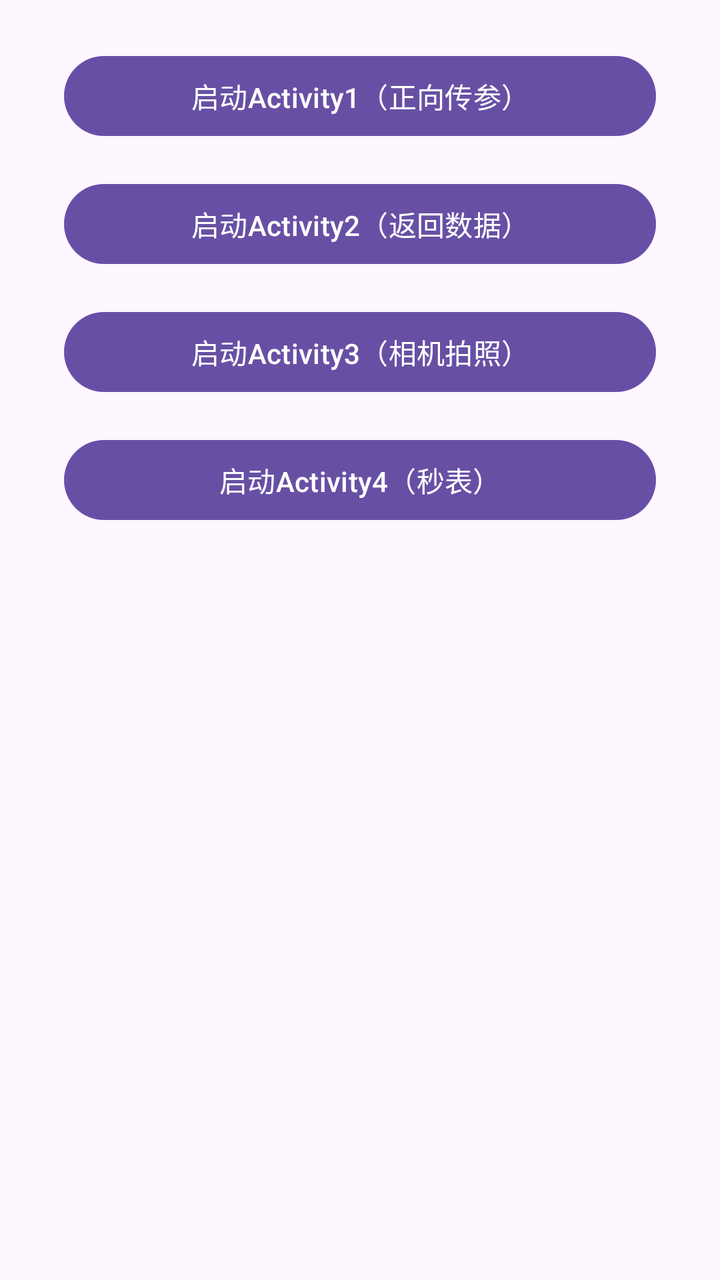
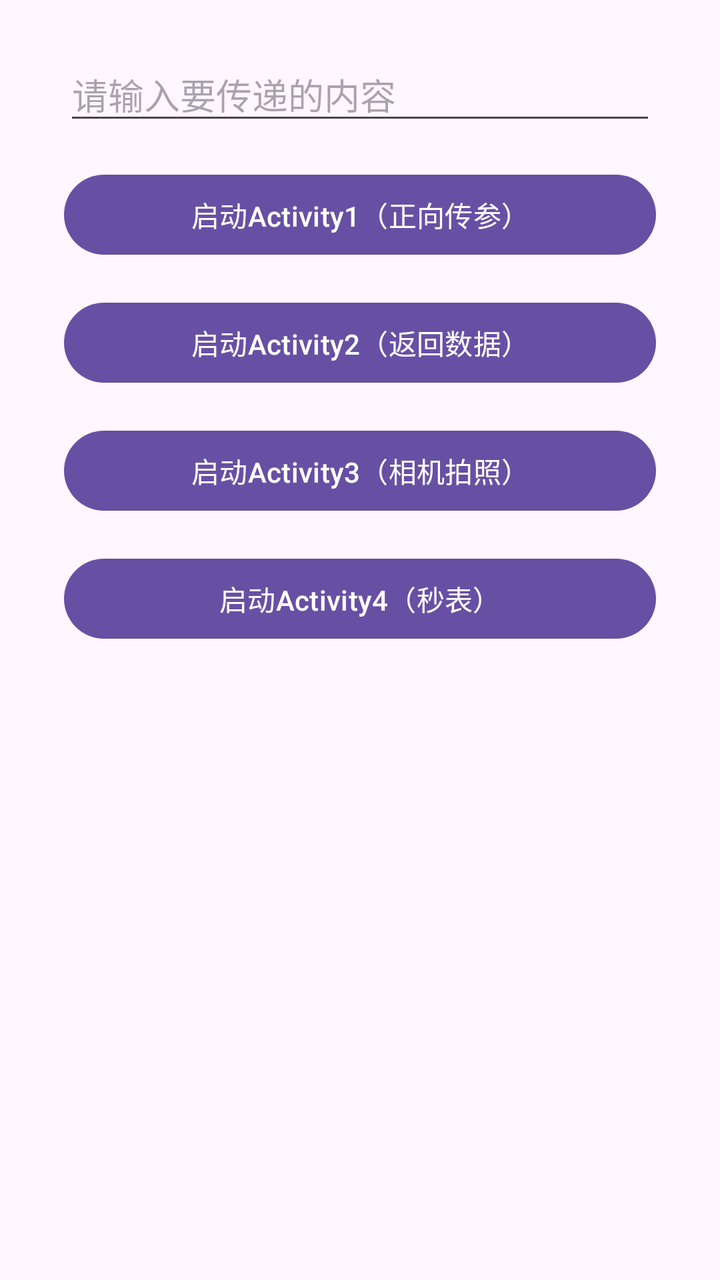

Screens rendered from an Android XML layout before and after an edit, with the pre-edit source and the edit as a unified diff.
<!-- AndroidManifest.xml: application theme Theme.Activity -->
<!-- res/layout/activity_main.xml -->
<?xml version="1.0" encoding="utf-8"?>
<androidx.constraintlayout.widget.ConstraintLayout xmlns:android="http://schemas.android.com/apk/res/android"
    xmlns:app="http://schemas.android.com/apk/res-auto"
    xmlns:tools="http://schemas.android.com/tools"
    android:id="@+id/main"
    android:layout_width="match_parent"
    android:layout_height="match_parent"
    tools:context=".MainActivity">

    <Button
        android:id="@+id/btn_activity1"
        android:layout_width="0dp"
        android:layout_height="wrap_content"
        android:layout_marginHorizontal="32dp"
        android:layout_marginTop="24dp"
        android:text="@string/btn_activity1"
        app:layout_constraintEnd_toEndOf="parent"
        app:layout_constraintStart_toStartOf="parent"
        app:layout_constraintTop_toTopOf="parent" />

    <Button
        android:id="@+id/btn_activity2"
        android:layout_width="0dp"
        android:layout_height="wrap_content"
        android:layout_marginHorizontal="32dp"
        android:layout_marginTop="16dp"
        android:text="@string/btn_activity2"
        app:layout_constraintEnd_toEndOf="parent"
        app:layout_constraintStart_toStartOf="parent"
        app:layout_constraintTop_toBottomOf="@id/btn_activity1" />

    <Button
        android:id="@+id/btn_activity3"
        android:layout_width="0dp"
        android:layout_height="wrap_content"
        android:layout_marginHorizontal="32dp"
        android:layout_marginTop="16dp"
        android:text="@string/btn_activity3"
        app:layout_constraintEnd_toEndOf="parent"
        app:layout_constraintStart_toStartOf="parent"
        app:layout_constraintTop_toBottomOf="@id/btn_activity2" />

    <Button
        android:id="@+id/btn_activity4"
        android:layout_width="0dp"
        android:layout_height="wrap_content"
        android:layout_marginHorizontal="32dp"
        android:layout_marginTop="16dp"
        android:text="@string/btn_activity4"
        app:layout_constraintEnd_toEndOf="parent"
        app:layout_constraintStart_toStartOf="parent"
        app:layout_constraintTop_toBottomOf="@id/btn_activity3" />

    <TextView
        android:id="@+id/tv_return_result"
        android:layout_width="0dp"
        android:layout_height="wrap_content"
        android:layout_marginHorizontal="32dp"
        android:layout_marginTop="32dp"
        android:gravity="center"
        android:textSize="16sp"
        app:layout_constraintEnd_toEndOf="parent"
        app:layout_constraintStart_toStartOf="parent"
        app:layout_constraintTop_toBottomOf="@id/btn_activity4" />

</androidx.constraintlayout.widget.ConstraintLayout>
<!-- resources referenced by this layout -->
<resources>
  <string name="btn_activity1">启动Activity1（正向传参）</string>
  <string name="btn_activity2">启动Activity2（返回数据）</string>
  <string name="btn_activity3">启动Activity3（相机拍照）</string>
  <string name="btn_activity4">启动Activity4（秒表）</string>
  <style name="Theme.Activity" parent="Base.Theme.Activity" />
  <style name="Base.Theme.Activity" parent="Theme.Material3.DayNight.NoActionBar">
          
          
      </style>
</resources>

<!-- the commit's change to res/layout/activity_main.xml (unified diff, before → after) -->
@@ -7,16 +7,29 @@
     android:layout_height="match_parent"
     tools:context=".MainActivity">
 
+    <EditText
+        android:id="@+id/et_input"
+        android:layout_width="0dp"
+        android:layout_height="wrap_content"
+        android:layout_marginHorizontal="32dp"
+        android:layout_marginTop="24dp"
+        android:hint="@string/pass_value_hint"
+        android:inputType="text"
+        android:importantForAutofill="no"
+        app:layout_constraintEnd_toEndOf="parent"
+        app:layout_constraintStart_toStartOf="parent"
+        app:layout_constraintTop_toTopOf="parent" />
+
     <Button
         android:id="@+id/btn_activity1"
         android:layout_width="0dp"
         android:layout_height="wrap_content"
         android:layout_marginHorizontal="32dp"
-        android:layout_marginTop="24dp"
+        android:layout_marginTop="16dp"
         android:text="@string/btn_activity1"
         app:layout_constraintEnd_toEndOf="parent"
         app:layout_constraintStart_toStartOf="parent"
-        app:layout_constraintTop_toTopOf="parent" />
+        app:layout_constraintTop_toBottomOf="@id/et_input" />
 
     <Button
         android:id="@+id/btn_activity2"
<!-- resource entries referenced after the edit -->
@@ -4,6 +4,7 @@
   <string name="btn_activity2">启动Activity2（返回数据）</string>
   <string name="btn_activity3">启动Activity3（相机拍照）</string>
   <string name="btn_activity4">启动Activity4（秒表）</string>
+  <string name="pass_value_hint">请输入要传递的内容</string>
   <style name="Theme.Activity" parent="Base.Theme.Activity" />
   <style name="Base.Theme.Activity" parent="Theme.Material3.DayNight.NoActionBar">
           
